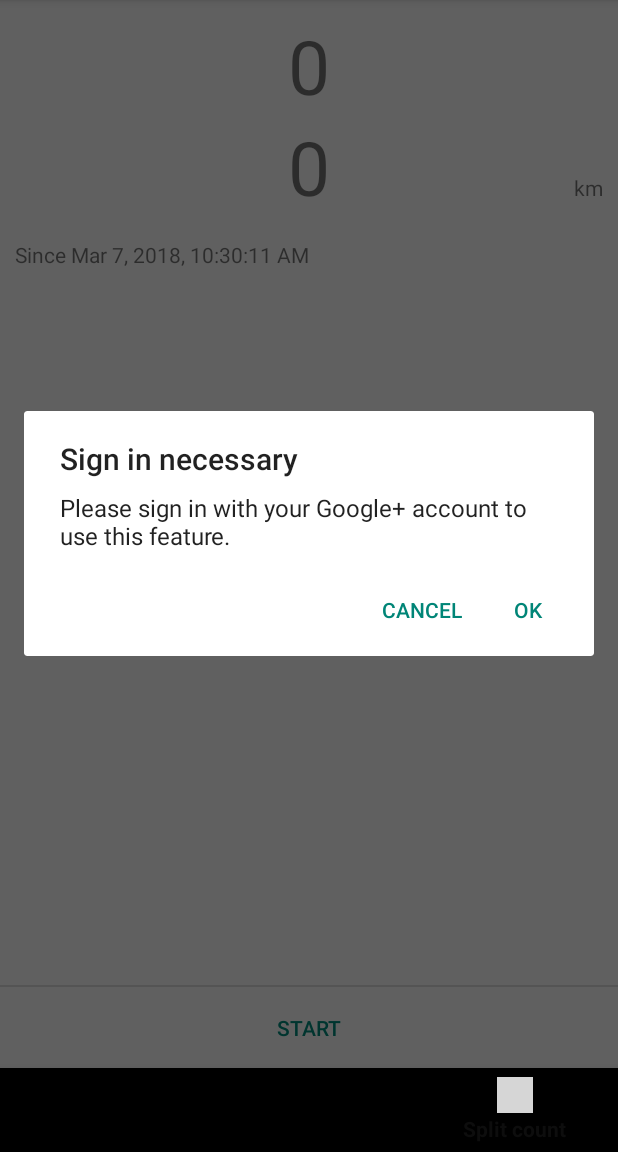
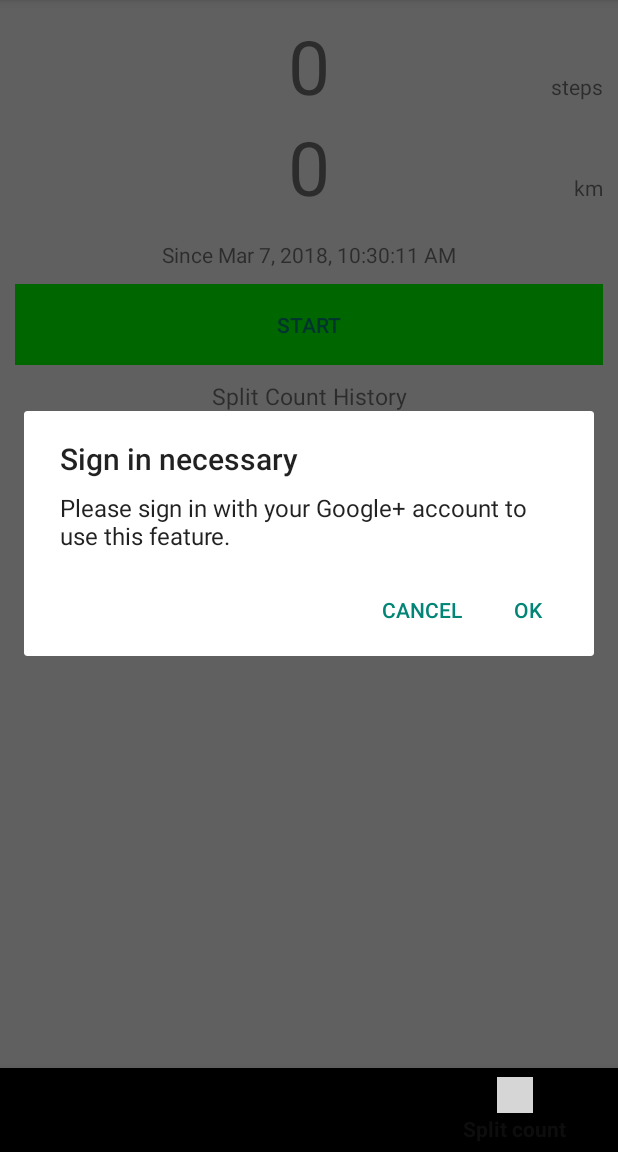
Before and after one commit to dennis-kao/Pedometer, an Android app: the screen it shows after launch (Activity_Main), item 3 of the bottom bar chosen, on a phone screen of 412 x 824 dp, the part 84-1236 px from its top. Run offline under Robolectric (Android 15) with nearby library versions, the phone set to English and light mode, and no system bars; libraries missing offline, so code that uses them is left out: org.eazegraph.lib; 26 statements that could not run were skipped; grey boxes are pictures that could not be loaded.

Commit message:
Overhauled the split_count page UI to include split count history and centered a few text elements

```diff
--- a/src/main/res/layout/dialog_split.xml
+++ b/src/main/res/layout/dialog_split.xml
@@ -6,22 +6,33 @@
 
     <FrameLayout
         android:layout_width="match_parent"
-        android:layout_height="0dip"
+        android:layout_height="wrap_content"
         android:layout_weight="1"
-        android:padding="10dp" >
+        android:padding="10dp">
+
+        <LinearLayout
+            style="?android:attr/buttonBarStyle"
+            android:layout_width="match_parent"
+            android:layout_height="wrap_content"
+            android:layout_gravity="center_horizontal"
+            android:orientation="vertical">
 
             <RelativeLayout
                 android:id="@+id/started"
-            android:layout_width="match_parent"
-            android:layout_height="match_parent" >
+                android:layout_width="wrap_content"
+                android:layout_height="fill_parent"
+                android:layout_weight="1">
 
                 <TextView
                     android:id="@+id/date"
                     android:layout_width="wrap_content"
                     android:layout_height="wrap_content"
-                android:layout_alignParentLeft="true"
+                    android:layout_alignParentBottom="false"
+                    android:layout_alignParentLeft="false"
                     android:layout_below="@+id/distance"
-                android:layout_marginTop="15dp" />
+                    android:layout_centerHorizontal="true"
+                    android:layout_marginTop="15dp"
+                    android:visibility="visible" />
 
                 <TextView
                     android:id="@+id/distanceunit"
@@ -29,7 +40,8 @@
                     android:layout_height="wrap_content"
                     android:layout_alignBaseline="@+id/distance"
                     android:layout_alignBottom="@+id/distance"
-                android:layout_alignParentRight="true" />
+                    android:layout_alignParentRight="true"
+                    android:visibility="visible" />
 
                 <TextView
                     android:id="@+id/steps"
@@ -37,7 +49,8 @@
                     android:layout_height="wrap_content"
                     android:layout_alignParentTop="true"
                     android:layout_centerHorizontal="true"
-                android:textSize="50sp" />
+                    android:textSize="50sp"
+                    android:visibility="visible" />
 
                 <TextView
                     android:id="@+id/distance"
@@ -54,29 +67,50 @@
                     android:layout_alignBaseline="@id/steps"
                     android:layout_alignParentRight="true"
                     android:text="@string/steps"
-                android:visibility="invisible" />
+                    android:visibility="visible" />
+
             </RelativeLayout>
-    </FrameLayout>
-
-    <View
-        android:layout_width="fill_parent"
-        android:layout_height="1dp"
-        android:layout_marginBottom="0dp"
-        android:background="?android:attr/dividerVertical" />
-
-    <LinearLayout
-        style="?android:attr/buttonBarStyle"
-        android:layout_width="match_parent"
-        android:layout_height="wrap_content" >
 
             <Button
                 android:id="@+id/start"
                 style="?android:attr/buttonBarButtonStyle"
-            android:layout_width="0dip"
+                android:layout_width="match_parent"
+                android:layout_height="wrap_content"
+                android:layout_gravity="center_horizontal"
+                android:layout_marginBottom="10dp"
+                android:layout_marginTop="10dp"
+                android:layout_weight="1"
+                android:background="#00ff00"
+                android:gravity="center_vertical|center_horizontal"
+                android:text="START" />
+
+            <LinearLayout
+                android:id="@+id/step_history_view"
+                android:layout_width="match_parent"
+                android:layout_height="fill_parent"
+                android:layout_weight="1"
+                android:orientation="vertical">
+
+                <TextView
+                    android:id="@+id/textView"
+                    android:layout_width="match_parent"
                     android:layout_height="wrap_content"
                     android:layout_weight="1"
-            android:text="START" />
+                    android:autoText="false"
+                    android:gravity="center_horizontal"
+                    android:text="Split Count History"
+                    android:textSize="15dp"
+                    android:visibility="visible" />
+
+                <ListView
+                    android:id="@+id/split_count_history_list"
+                    android:layout_width="match_parent"
+                    android:layout_height="fill_parent"
+                    android:layout_weight="1" />
+            </LinearLayout>
 
         </LinearLayout>
 
+    </FrameLayout>
+
 </LinearLayout>
```
Lines whose indentation alone changed are shown as unchanged.
